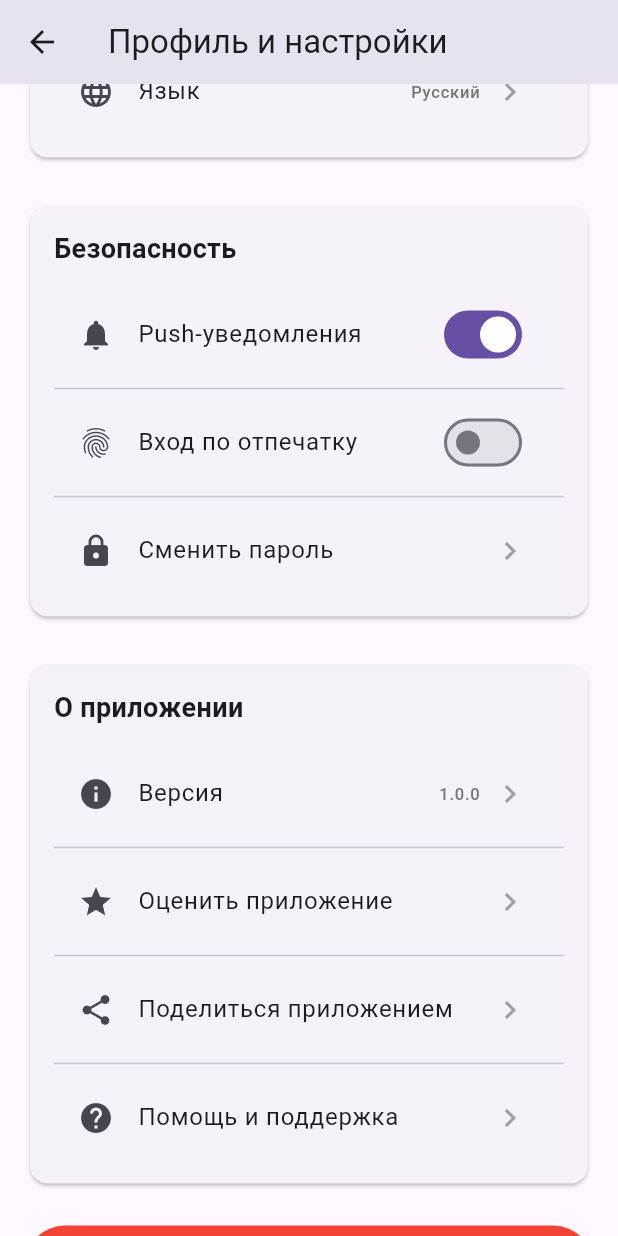
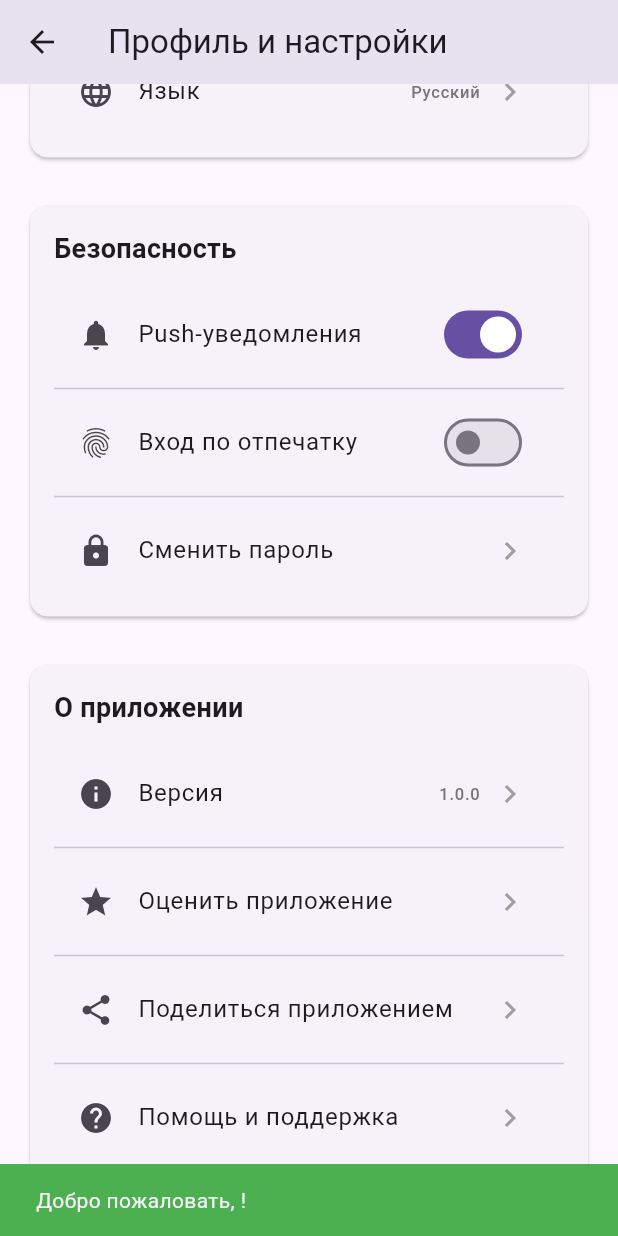
Before and after one commit to verniiiii/flutter13, a Flutter app: the ProfileScreen screen opened by its route, scrolled down 576 dp, on a phone screen of 412 x 824 dp. Run offline on Flutter 3.47's test engine with Material 3 defaults, Android fonts, the phone set to English and light mode, and no system bars; our stand-ins replace dio, flutter_mobx, flutter_secure_storage, get_it, go_router, mobx and 3 more; accounts and stored records are empty; network calls fail.

Commit message:
update profile screen with change password navigation and toast

```diff
--- a/lib/ui/features/profile/screens/profile_screen.dart
+++ b/lib/ui/features/profile/screens/profile_screen.dart
@@ -5,8 +5,33 @@ import 'package:get_it/get_it.dart';
 import 'package:prac13/ui/features/auth/state/auth_store.dart';
 import 'package:prac13/core/models/user_model.dart' as model;
 
-class ProfileScreen extends StatelessWidget {
+class ProfileScreen extends StatefulWidget {
   const ProfileScreen({super.key});
+
+  @override
+  State<ProfileScreen> createState() => _ProfileScreenState();
+}
+
+class _ProfileScreenState extends State<ProfileScreen> {
+  @override
+  void initState() {
+    super.initState();
+    // Показываем toast при открытии экрана
+    WidgetsBinding.instance.addPostFrameCallback((_) {
+      final authStore = GetIt.I<AuthStore>();
+      if (authStore.currentUser != null && mounted) {
+        final userName = authStore.currentUser!.displayName ??
+                        authStore.currentUser!.email.split('@').first;
+        ScaffoldMessenger.of(context).showSnackBar(
+          SnackBar(
+            content: Text('Добро пожаловать, $userName!'),
+            backgroundColor: Colors.green,
+            duration: const Duration(seconds: 3),
+          ),
+        );
+      }
+    });
+  }
 
   @override
   Widget build(BuildContext context) {
@@ -301,7 +326,7 @@ class ProfileScreen extends StatelessWidget {
                   title: 'Сменить пароль',
                   value: '',
                   onTap: () {
-                    context.push('/forgot-password');
+                    context.push('/change-password');
                   },
                 ),
               ],
```
